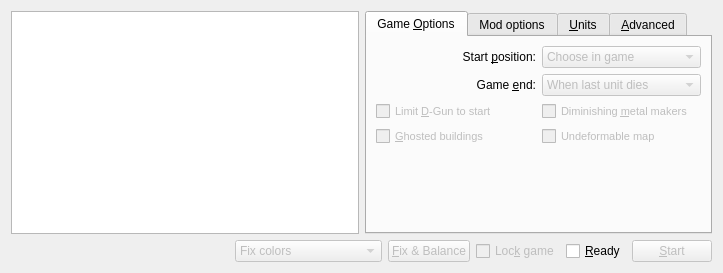
tizbac/qtlobby, file ui/battleWidget.ui: the form before one commit.
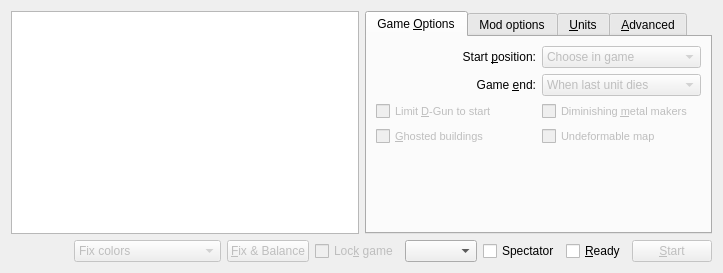
The form after the commit. Icons and pictures are not drawn.

What changed in the file:
```diff
--- a/ui/battleWidget.ui
+++ b/ui/battleWidget.ui
@@ -353,6 +353,16 @@
        </property>
       </widget>
      </item>
+     <item>
+      <widget class="QComboBox" name="factionsComboBox"/>
+     </item>
+     <item>
+      <widget class="QCheckBox" name="specCheckBox">
+       <property name="text">
+        <string>Spectator</string>
+       </property>
+      </widget>
+     </item>
      <item>
       <widget class="QCheckBox" name="readyCheckBox">
        <property name="text">
```
